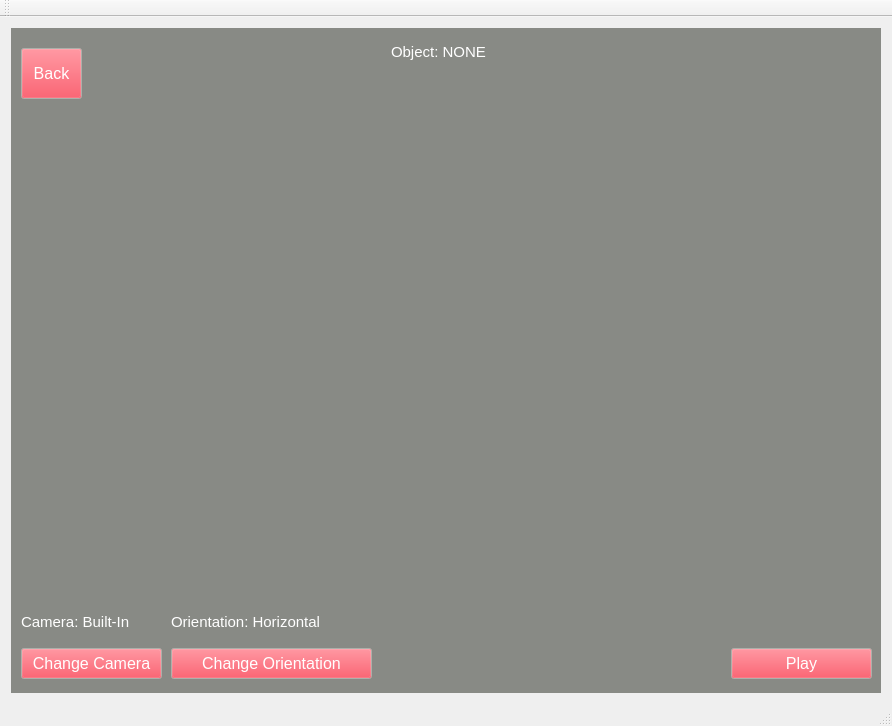
Old version of the form leddargui/mainwindow.ui in the repository SCCapstone/Sense-Able.
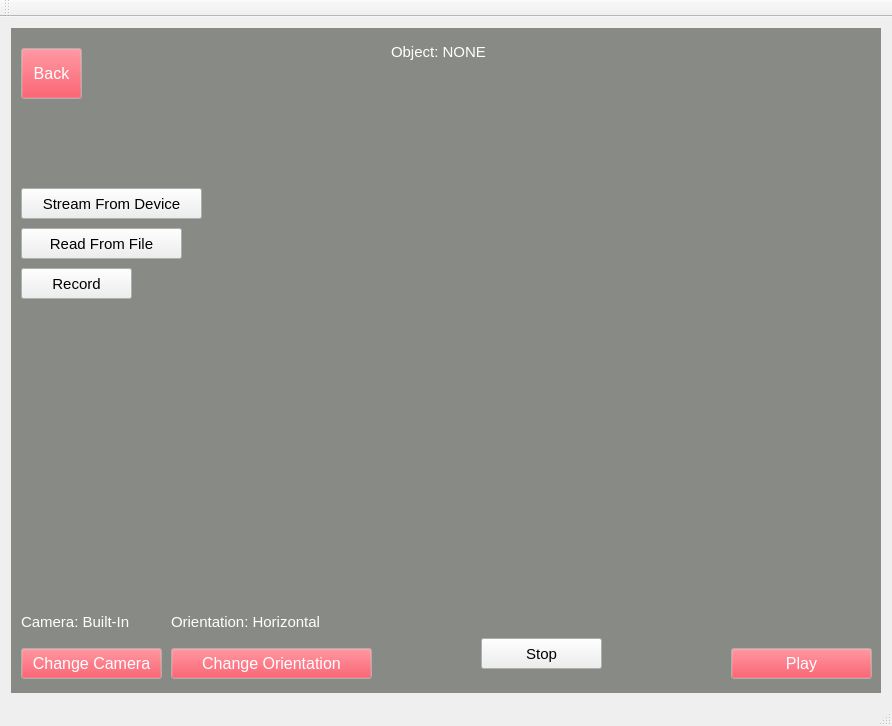
New version of the form. The open tabs and pages were chosen to show the change.

Commit message: Implemented Record video

The edit to the form file:
```diff
--- a/leddargui/mainwindow.ui
+++ b/leddargui/mainwindow.ui
@@ -172,7 +172,7 @@
          </font>
         </property>
         <property name="currentIndex">
-         <number>2</number>
+         <number>0</number>
         </property>
         <widget class="QWidget" name="Page_StreamData">
          <widget class="QLabel" name="objectLabel">
@@ -921,6 +921,58 @@
            <string>Play</string>
           </property>
          </widget>
+         <widget class="QPushButton" name="go_StreamFromDevice_button">
+          <property name="geometry">
+           <rect>
+            <x>10</x>
+            <y>160</y>
+            <width>181</width>
+            <height>31</height>
+           </rect>
+          </property>
+          <property name="text">
+           <string>Stream From Device</string>
+          </property>
+         </widget>
+         <widget class="QPushButton" name="go_ReadFromFile_button">
+          <property name="geometry">
+           <rect>
+            <x>10</x>
+            <y>200</y>
+            <width>161</width>
+            <height>31</height>
+           </rect>
+          </property>
+          <property name="text">
+           <string>Read From File</string>
+          </property>
+         </widget>
+         <widget class="QPushButton" name="go_Record_button">
+          <property name="geometry">
+           <rect>
+            <x>10</x>
+            <y>240</y>
+            <width>111</width>
+            <height>31</height>
+           </rect>
+          </property>
+          <property name="text">
+           <string>Record</string>
+          </property>
+         </widget>
+         <widget class="QPushButton" name="go_StopAll_button">
+          <property name="geometry">
+           <rect>
+            <x>470</x>
+            <y>610</y>
+            <width>121</width>
+            <height>31</height>
+           </rect>
+          </property>
+          <property name="text">
+           <string>Stop</string>
+          </property>
+         </widget>
          <zorder>cameraView</zorder>
          <zorder>objectLabel</zorder>
          <zorder>backButtonGo</zorder>
@@ -929,6 +981,10 @@
          <zorder>cameraLabel</zorder>
          <zorder>orientLabel</zorder>
          <zorder>Play</zorder>
+         <zorder>go_StreamFromDevice_button</zorder>
+         <zorder>go_ReadFromFile_button</zorder>
+         <zorder>go_Record_button</zorder>
+         <zorder>go_StopAll_button</zorder>
         </widget>
         <widget class="QWidget" name="Page_Home">
          <layout class="QHBoxLayout" name="horizontalLayout_4">
@@ -2037,7 +2093,7 @@
            <string>Back</string>
           </property>
          </widget>
-         <widget class="QWidget" name="">
+         <widget class="QWidget" name="layoutWidget">
           <property name="geometry">
            <rect>
             <x>220</x>
@@ -2099,7 +2155,7 @@
            </item>
           </layout>
          </widget>
-         <widget class="QWidget" name="">
+         <widget class="QWidget" name="layoutWidget">
           <property name="geometry">
            <rect>
             <x>170</x>
```
The commit also changes 8 other files.
